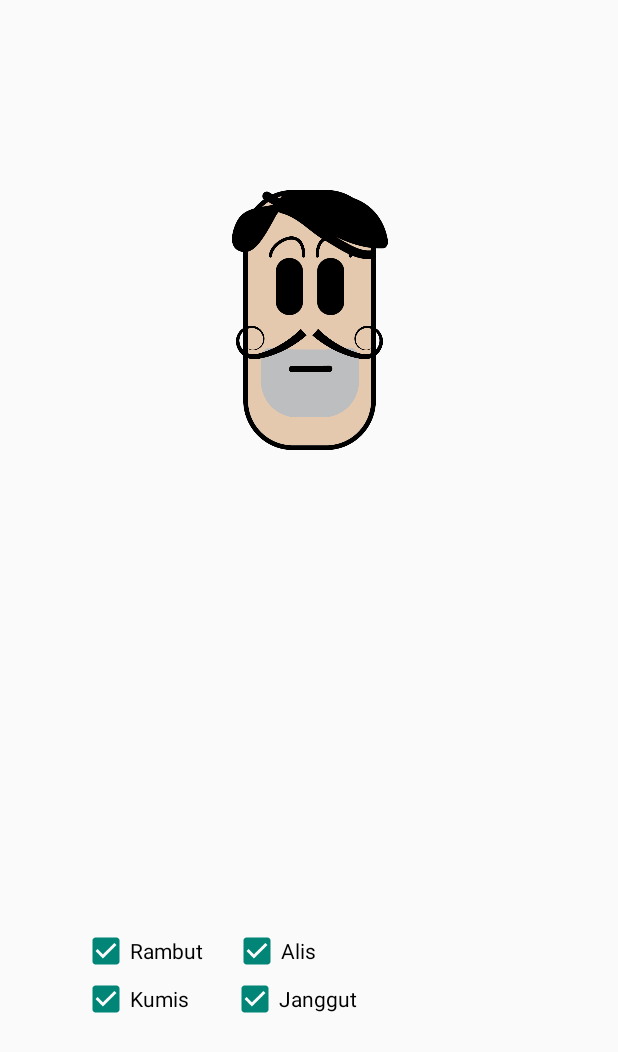
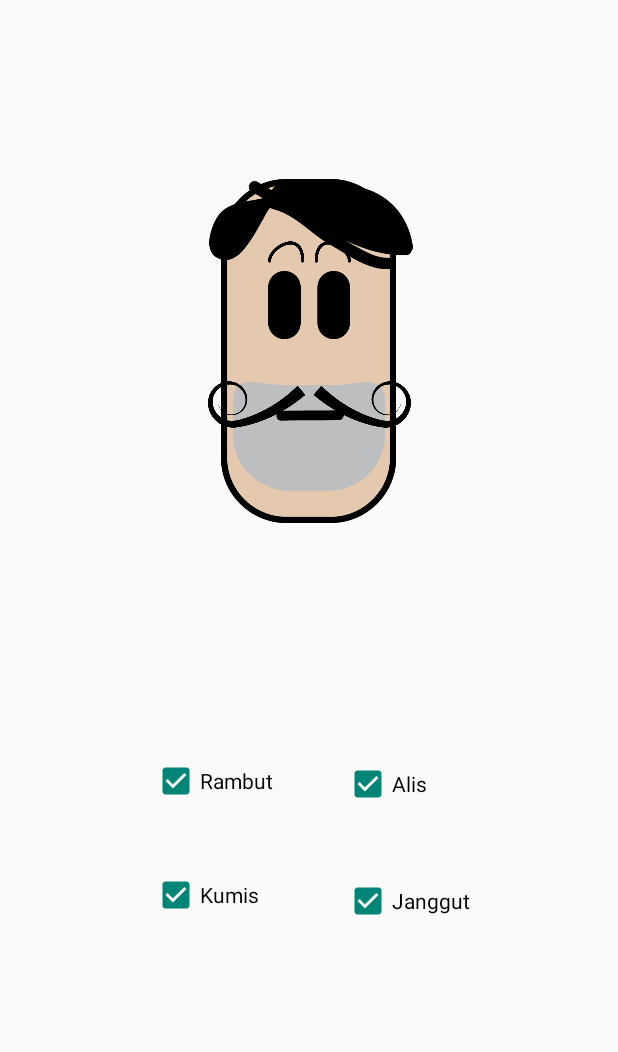
Before and after one commit to bagus998/Praktikum3-PAM, an Android app: the layout activity_mr_head.xml on its own in the app's theme, with its tools: preview values and no code run, on a phone screen of 412 x 824 dp. Shown: the top 1052 px of the screen. Run offline under Robolectric (Android 15) with nearby library versions, the phone set to English and light mode, and no system bars.

Commit message:
masuk ke class mr_head apabila telah berhasil login

```diff
--- a/app/src/main/AndroidManifest.xml
+++ b/app/src/main/AndroidManifest.xml
@@ -14,7 +14,7 @@
         tools:targetApi="31">
 
         <activity
-            android:name=".mr_head"
+            android:name=".MainActivity"
             android:exported="true">
             <intent-filter>
                 <action android:name="android.intent.action.MAIN" />
@@ -22,6 +22,9 @@
                 <category android:name="android.intent.category.LAUNCHER" />
             </intent-filter>
         </activity>
+
+        <activity android:name=".mr_head"
+            />
     </application>
 
 </manifest>
--- a/app/src/main/java/com/example/praktikum3/MainActivity.kt
+++ b/app/src/main/java/com/example/praktikum3/MainActivity.kt
@@ -1,5 +1,6 @@
 package com.example.praktikum3
 
+import android.content.Intent
 import android.os.Bundle
 import android.view.View
 import android.widget.Button
@@ -33,6 +34,8 @@ class MainActivity : AppCompatActivity() {
                     Toast.LENGTH_SHORT).show()
             } else if (email == "BagusSetiawan@gmail.com" && password == "235150707111057"){
                 Toast.makeText(this@MainActivity, "Berhasil LogIn", Toast.LENGTH_SHORT).show()
+                startActivity(Intent(this, mr_head:: class.java))
+
             } else {
                 Toast.makeText(this@MainActivity, "Email atau Password salah", Toast.LENGTH_SHORT).show()
             }
--- a/app/src/main/res/layout/activity_mr_head.xml
+++ b/app/src/main/res/layout/activity_mr_head.xml
@@ -7,41 +7,47 @@
     android:layout_width="match_parent"
     android:layout_height="match_parent"
     tools:context=".mr_head">
+
     <ImageView
         android:id="@+id/head"
-        android:layout_width="194dp"
-        android:layout_height="173dp"
+        android:layout_width="326dp"
+        android:layout_height="229dp"
         app:layout_constraintBottom_toBottomOf="parent"
         app:layout_constraintEnd_toEndOf="parent"
+        app:layout_constraintHorizontal_bias="0.494"
         app:layout_constraintStart_toStartOf="parent"
         app:layout_constraintTop_toTopOf="parent"
-        app:layout_constraintVertical_bias="0.195"
+        app:layout_constraintVertical_bias="0.201"
         app:srcCompat="@drawable/body" />
+
     <ImageView
         android:id="@+id/beard"
-        android:layout_width="65dp"
-        android:layout_height="90dp"
+        android:layout_width="101dp"
+        android:layout_height="115dp"
         app:layout_constraintBottom_toBottomOf="@+id/head"
         app:layout_constraintEnd_toEndOf="@+id/head"
-        app:layout_constraintHorizontal_bias="0.505"
+        app:layout_constraintHorizontal_bias="0.502"
         app:layout_constraintStart_toStartOf="@+id/head"
         app:layout_constraintTop_toTopOf="@+id/head"
         app:layout_constraintVertical_bias="1.0"
         app:srcCompat="@drawable/beard" />
+
     <ImageView
         android:id="@+id/moustache"
-        android:layout_width="98dp"
-        android:layout_height="75dp"
+        android:layout_width="135dp"
+        android:layout_height="103dp"
         app:layout_constraintBottom_toBottomOf="@+id/head"
         app:layout_constraintEnd_toEndOf="@+id/head"
+        app:layout_constraintHorizontal_bias="0.502"
         app:layout_constraintStart_toStartOf="@+id/head"
         app:layout_constraintTop_toTopOf="@+id/head"
-        app:layout_constraintVertical_bias="0.65"
+        app:layout_constraintVertical_bias="0.785"
         app:srcCompat="@drawable/moustache" />
+
     <ImageView
         android:id="@+id/eyes"
-        android:layout_width="80dp"
-        android:layout_height="38dp"
+        android:layout_width="88dp"
+        android:layout_height="45dp"
         app:layout_constraintBottom_toBottomOf="@+id/head"
         app:layout_constraintEnd_toEndOf="@+id/head"
         app:layout_constraintStart_toStartOf="@+id/head"
@@ -60,10 +66,11 @@
         app:layout_constraintTop_toTopOf="@+id/head"
         app:layout_constraintVertical_bias="0.191"
         app:srcCompat="@drawable/eyebrow" />
+
     <ImageView
         android:id="@+id/hair"
-        android:layout_width="153dp"
-        android:layout_height="46dp"
+        android:layout_width="212dp"
+        android:layout_height="60dp"
         app:layout_constraintBottom_toBottomOf="@+id/head"
         app:layout_constraintEnd_toEndOf="@+id/head"
         app:layout_constraintHorizontal_bias="0.512"
@@ -71,53 +78,58 @@
         app:layout_constraintTop_toTopOf="@+id/head"
         app:layout_constraintVertical_bias="0.0"
         app:srcCompat="@drawable/hair" />
+
     <CheckBox
         android:id="@+id/checkboxHair"
-        android:layout_width="wrap_content"
-        android:layout_height="wrap_content"
+        android:layout_width="100dp"
+        android:layout_height="60dp"
         android:checked="true"
         android:text="Rambut"
         android:textColor="@android:color/black"
         app:layout_constraintBottom_toBottomOf="parent"
         app:layout_constraintEnd_toEndOf="parent"
-        app:layout_constraintHorizontal_bias="0.164"
+        app:layout_constraintHorizontal_bias="0.324"
         app:layout_constraintStart_toStartOf="parent"
         app:layout_constraintTop_toTopOf="parent"
-        app:layout_constraintVertical_bias="0.78" />
+        app:layout_constraintVertical_bias="0.642" />
+
     <CheckBox
         android:id="@+id/checkboxEyebrow"
-        android:layout_width="wrap_content"
-        android:layout_height="wrap_content"
-        android:layout_marginStart="20dp"
+        android:layout_width="102dp"
+        android:layout_height="56dp"
+        android:layout_marginStart="28dp"
+        android:layout_marginTop="4dp"
         android:checked="true"
+
         android:text="Alis"
         android:textColor="@android:color/black"
+        app:layout_constraintStart_toEndOf="@id/checkboxHair"
+        app:layout_constraintTop_toTopOf="@+id/checkboxHair" />
 
-        app:layout_constraintStart_toEndOf="@id/checkboxHair"
-        app:layout_constraintTop_toTopOf="@id/checkboxHair"
-        />
     <CheckBox
         android:id="@+id/checkboxMoustache"
-        android:layout_width="wrap_content"
-        android:layout_height="wrap_content"
-        android:text="Kumis"
+        android:layout_width="100dp"
+        android:layout_height="60dp"
+        android:layout_marginTop="16dp"
         android:checked="true"
 
+        android:text="Kumis"
+
+        android:textColor="@android:color/black"
         app:layout_constraintStart_toStartOf="@id/checkboxHair"
+        app:layout_constraintTop_toBottomOf="@id/checkboxHair" />
 
-        app:layout_constraintTop_toBottomOf="@id/checkboxHair"
-        app:layout_constraintVertical_bias="0.3"
-        android:textColor="@android:color/black"/>
     <CheckBox
         android:id="@+id/checkboxBeard"
-        android:layout_width="wrap_content"
-        android:layout_height="wrap_content"
+        android:layout_width="100dp"
+        android:layout_height="60dp"
         android:layout_marginStart="28dp"
+        android:layout_marginTop="4dp"
         android:checked="true"
         android:text="Janggut"
+
         android:textColor="@android:color/black"
 
         app:layout_constraintStart_toEndOf="@id/checkboxMoustache"
-
         app:layout_constraintTop_toTopOf="@id/checkboxMoustache" />
 </androidx.constraintlayout.widget.ConstraintLayout>
```
